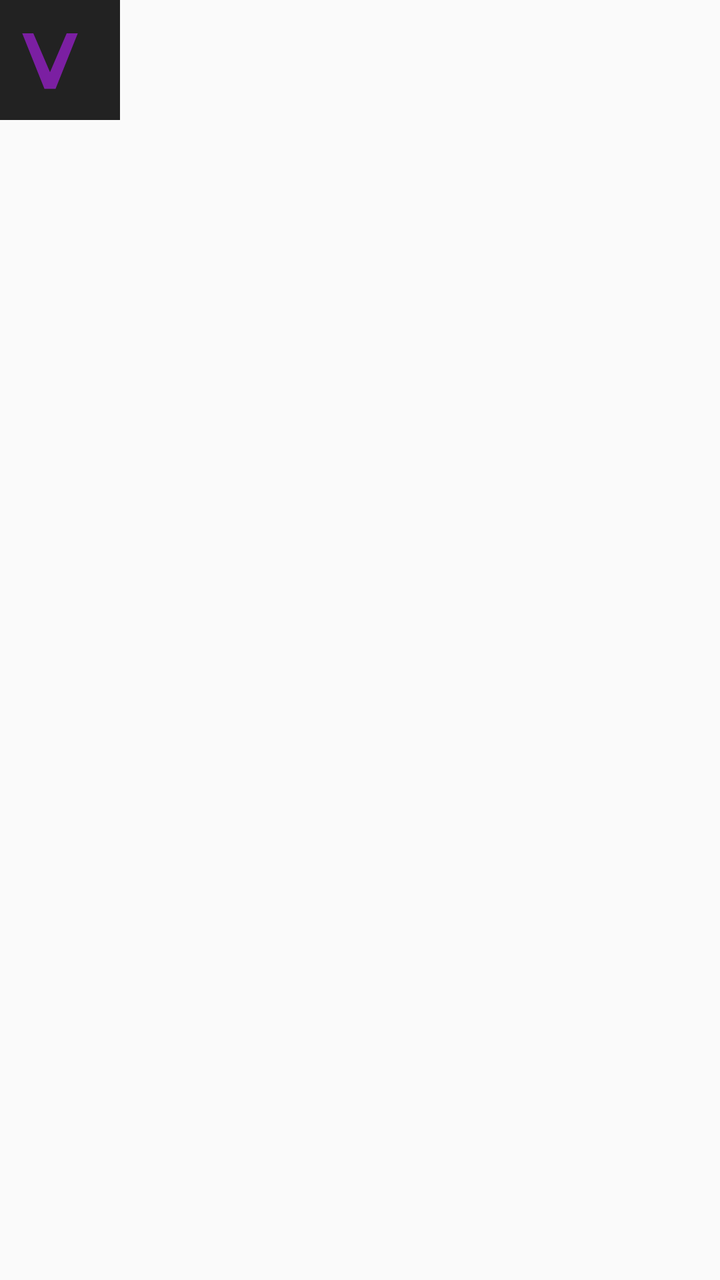
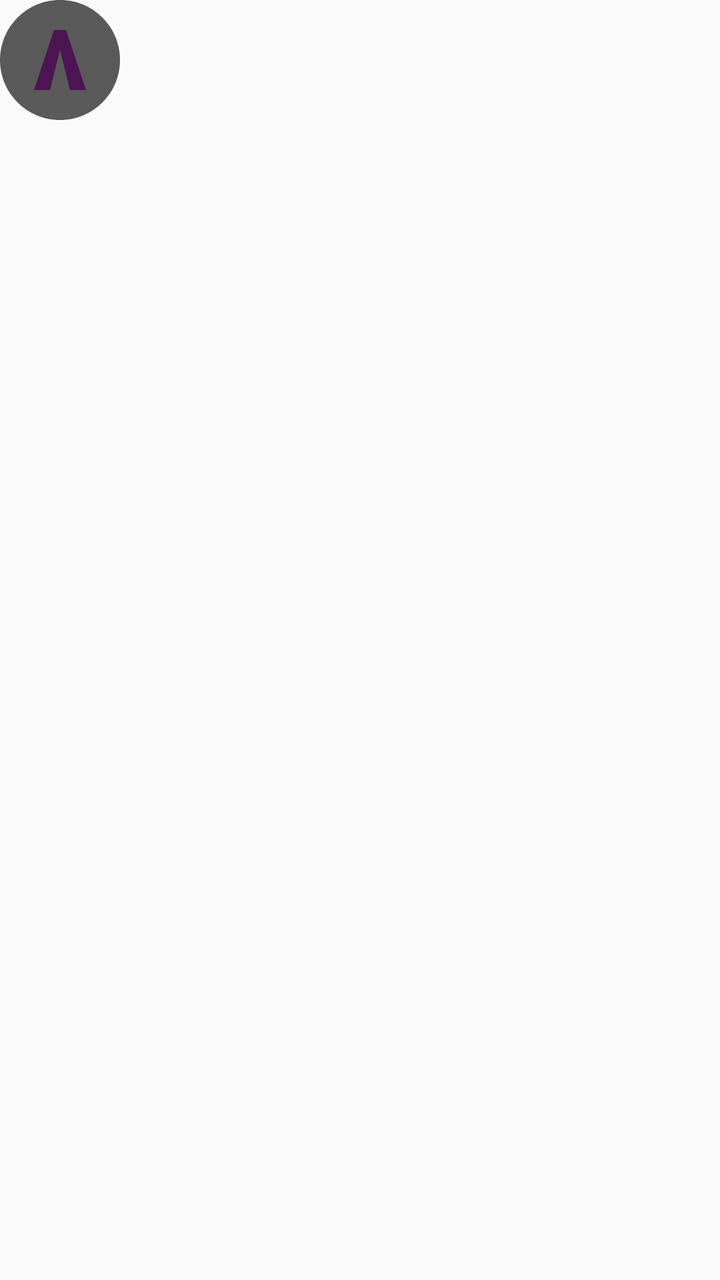

The first picture is an Android layout as it rendered before a commit; the second is the same layout after the commit. The layout source and the unified diff follow.
<!-- AndroidManifest.xml: application theme Theme.LiteReader -->
<!-- res/layout/layout_floating_reader.xml -->
<?xml version="1.0" encoding="utf-8"?>
<FrameLayout xmlns:android="http://schemas.android.com/apk/res/android"
    android:layout_width="match_parent"
    android:layout_height="match_parent">

    
    <ImageView
        android:id="@+id/bubble_icon"
        android:layout_width="60dp"
        android:layout_height="60dp"
        android:src="@drawable/ic_launcher"
        android:elevation="8dp"
        android:visibility="visible" />

    
    <LinearLayout
        android:id="@+id/window_container"
        android:layout_width="match_parent"
        android:layout_height="match_parent"
        android:orientation="vertical"
        android:background="#222222"
        android:visibility="gone">

        
        <LinearLayout
            android:id="@+id/top_drag_bar"
            android:layout_width="match_parent"
            android:layout_height="40dp"
            android:background="#151515"
            android:orientation="horizontal"
            android:gravity="center_vertical">
            <TextView
                android:id="@+id/tv_window_title"
                android:layout_width="0dp"
                android:layout_height="wrap_content"
                android:layout_weight="1"
                android:paddingStart="12dp"
                android:textColor="#AAAAAA"
                android:textSize="14sp"
                android:singleLine="true"
                android:text="LiteReader" />
            
            <ImageView
                android:id="@+id/btn_exit"
                android:layout_width="40dp"
                android:layout_height="40dp"
                android:padding="10dp"
                android:src="@android:drawable/ic_menu_close_clear_cancel"
                android:tint="#888888" />
        </LinearLayout>

        <FrameLayout
            android:layout_width="match_parent"
            android:layout_height="0dp"
            android:layout_weight="1">

            
            <ScrollView
                android:id="@+id/scroll_view"
                android:layout_width="match_parent"
                android:layout_height="match_parent"
                android:fillViewport="true">
                <TextView
                    android:id="@+id/tv_content"
                    android:layout_width="match_parent"
                    android:layout_height="wrap_content"
                    android:padding="16dp"
                    android:textColor="#DDDDDD"
                    android:textSize="18sp"
                    android:lineSpacingExtra="6dp"
                    android:text="Loading..."/>
            </ScrollView>

            
            <LinearLayout
                android:id="@+id/toolbar_container"
                android:layout_width="match_parent"
                android:layout_height="wrap_content"
                android:layout_gravity="bottom"
                android:orientation="vertical"
                android:background="#DD111111"
                android:visibility="gone">
                
                <LinearLayout
                    android:layout_width="match_parent"
                    android:layout_height="wrap_content"
                    android:orientation="horizontal"
                    android:padding="12dp">
                    <TextView
                        android:id="@+id/tv_chapter_title"
                        android:layout_width="wrap_content"
                        android:layout_height="wrap_content"
                        android:textColor="#FFFFFF"
                        android:textSize="14sp"
                        android:textStyle="bold"
                        android:text="Chapter Title" />
                    <Space android:layout_width="0dp" android:layout_height="0dp" android:layout_weight="1"/>
                    <TextView
                        android:id="@+id/tv_progress"
                        android:layout_width="wrap_content"
                        android:layout_height="wrap_content"
                        android:textColor="#AAAAAA"
                        android:textSize="12sp"
                        android:text="0%" />
                </LinearLayout>

                <LinearLayout
                    android:layout_width="match_parent"
                    android:layout_height="wrap_content"
                    android:orientation="horizontal"
                    android:gravity="center"
                    android:padding="8dp">

                    <ImageView android:id="@+id/btn_prev"
                        android:layout_width="0dp" android:layout_weight="1" android:layout_height="48dp" android:padding="12dp"
                        android:src="@android:drawable/ic_media_previous" android:tint="#FFFFFF" />

                    
                    <ImageView android:id="@+id/btn_search"
                        android:layout_width="0dp" android:layout_weight="1" android:layout_height="48dp" android:padding="12dp"
                        android:src="@android:drawable/ic_menu_search" android:tint="#FFFFFF" />

                    <ImageView android:id="@+id/btn_auto_scroll"
                        android:layout_width="0dp" android:layout_weight="1" android:layout_height="48dp" android:padding="12dp"
                        android:src="@android:drawable/ic_menu_sort_by_size" android:tint="#FFFFFF" />

                    <ImageView android:id="@+id/btn_library"
                        android:layout_width="0dp" android:layout_weight="1" android:layout_height="48dp" android:padding="12dp"
                        android:src="@android:drawable/ic_menu_gallery" android:tint="#FFFFFF" />

                    <ImageView android:id="@+id/btn_settings"
                        android:layout_width="0dp" android:layout_weight="1" android:layout_height="48dp" android:padding="12dp"
                        android:src="@android:drawable/ic_menu_preferences" android:tint="#FFFFFF" />

                    <ImageView android:id="@+id/btn_tts"
                        android:layout_width="0dp" android:layout_weight="1" android:layout_height="48dp" android:padding="12dp"
                        android:src="@android:drawable/ic_media_play" android:tint="#FFFFFF" />

                    <ImageView android:id="@+id/btn_next"
                        android:layout_width="0dp" android:layout_weight="1" android:layout_height="48dp" android:padding="12dp"
                        android:src="@android:drawable/ic_media_next" android:tint="#FFFFFF" />
                </LinearLayout>
            </LinearLayout>
        </FrameLayout>

        
        <FrameLayout
            android:layout_width="match_parent"
            android:layout_height="24dp"
            android:background="#151515" >
            <ImageView
                android:id="@+id/resize_handle"
                android:layout_width="24dp"
                android:layout_height="24dp"
                android:layout_gravity="end"
                android:padding="4dp"
                android:src="@android:drawable/ic_menu_crop"
                android:tint="#555555" />
        </FrameLayout>
    </LinearLayout>
</FrameLayout>
<!-- resources referenced by this layout -->
<resources>
  <!-- drawable ic_launcher (drawable) -->
  <vector xmlns:android="http://schemas.android.com/apk/res/android"
      android:width="108dp"
      android:height="108dp"
      android:viewportWidth="108"
      android:viewportHeight="108">
      
      <path
          android:fillColor="#222222"
          android:pathData="M0,0h108v108h-108z" />
      
      
      <path
          android:fillColor="#7B1FA2"
          android:pathData="M30,30 L45,65 L60,30 L70,30 L50,80 L40,80 L20,30 Z" />
  </vector>
  <style name="Theme.LiteReader" parent="android:Theme.Material.Light.NoActionBar" />
</resources>

<!-- the commit's change to res/layout/layout_floating_reader.xml (unified diff, before → after) -->
@@ -8,7 +8,7 @@
         android:id="@+id/bubble_icon"
         android:layout_width="60dp"
         android:layout_height="60dp"
-        android:src="@drawable/ic_launcher"
+        android:src="@drawable/ic_bubble_round"
         android:elevation="8dp"
         android:visibility="visible" />
 
<!-- resource entries referenced after the edit -->
@@ -1,20 +1,21 @@
 <!-- resources referenced by this layout -->
 <resources>
-  <!-- drawable ic_launcher (drawable) -->
+  <!-- drawable ic_bubble_round (drawable) -->
+  <?xml version="1.0" encoding="utf-8"?>
   <vector xmlns:android="http://schemas.android.com/apk/res/android"
-      android:width="108dp"
-      android:height="108dp"
-      android:viewportWidth="108"
-      android:viewportHeight="108">
+      android:width="60dp"
+      android:height="60dp"
+      android:viewportWidth="60"
+      android:viewportHeight="60">
       
       <path
-          android:fillColor="#222222"
-          android:pathData="M0,0h108v108h-108z" />
+          android:fillColor="#5A5A5A"
+          android:pathData="M 30 0 C 46.568542 0 60 13.431458 60 30 C 60 46.568542 46.568542 60 30 60 C 13.431458 60 0 46.568542 0 30 C 0 13.431458 13.431458 0 30 0 Z" />
       
       
       <path
-          android:fillColor="#7B1FA2"
-          android:pathData="M30,30 L45,65 L60,30 L70,30 L50,80 L40,80 L20,30 Z" />
+          android:fillColor="#4D1554"
+          android:pathData="M 27 15 L 33 15 L 43 45 L 35 45 L 30 25 L 25 45 L 17 45 Z" />
   </vector>
   <style name="Theme.LiteReader" parent="android:Theme.Material.Light.NoActionBar" />
 </resources>
